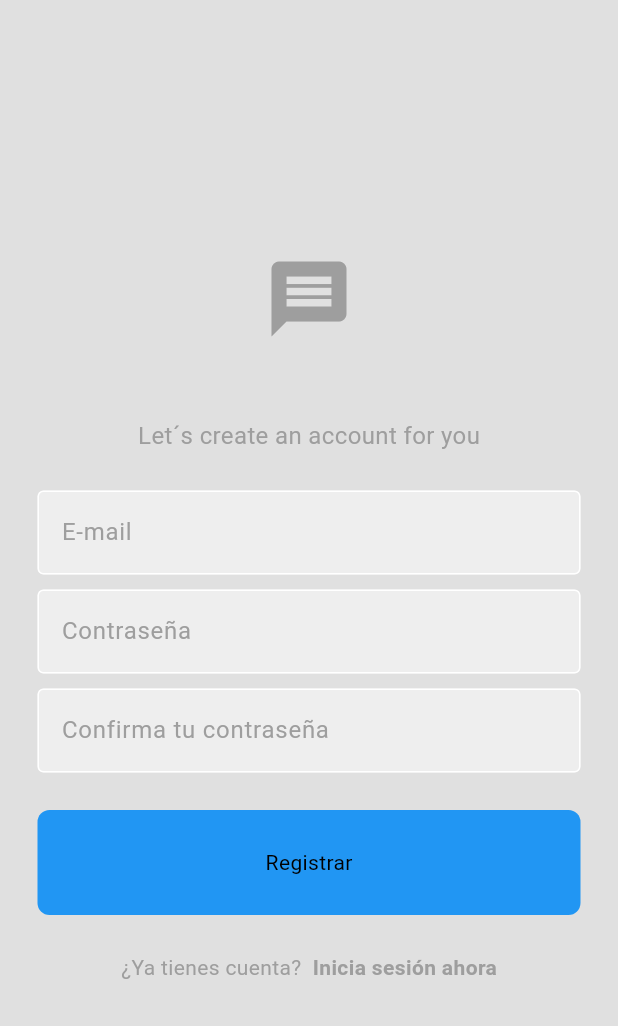
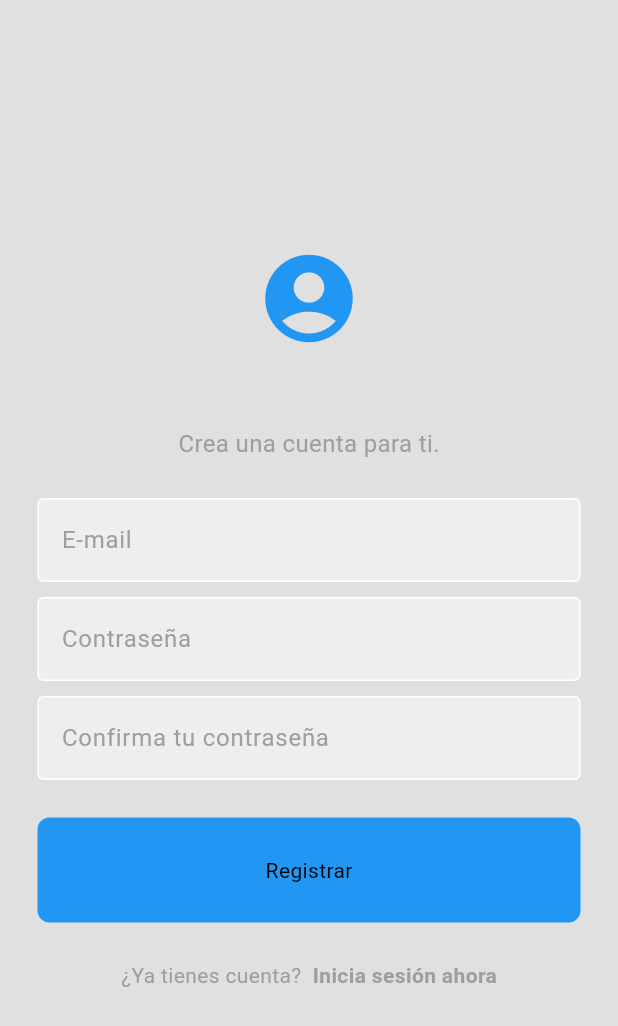
Before and after one commit to RodrigoGarcia96/chatApp, a Flutter app: the RegisterPage screen opened directly with empty values, on a phone screen of 412 x 824 dp. Shown: the top 1026 px of the screen. Run offline on Flutter 3.47's test engine with Material 3 defaults, Android fonts, the phone set to English and light mode, and no system bars; our stand-ins replace cloud_firestore, firebase_auth, firebase_core; accounts and stored records are empty.

```diff
--- a/NewChat/chat/lib/pages/register_page.dart
+++ b/NewChat/chat/lib/pages/register_page.dart
@@ -60,18 +60,28 @@ class RegisterPage extends StatelessWidget {
         child: Column(
           mainAxisAlignment: MainAxisAlignment.center,
           children: [
+
+
             //logo
+            Icon(
+              Icons.account_circle,
+              size: 70,
+              //color: Theme.of(context).colorScheme.primary,
+              color: Colors.blue,
+            ),
+
+            /*
             Icon(
               Icons.message,
               size: 60,
               color: Theme.of(context).colorScheme.primary,
-            ),
+            ),*/
 
             const SizedBox(height: 50), //Espacio entre componentes
 
             //Welcome back message
             Text(
-              "Let´s create an account for you",
+              "Crea una cuenta para ti.",
               style: TextStyle(
                 color: Theme.of(context).colorScheme.primary,
                 fontSize: 16,
```
